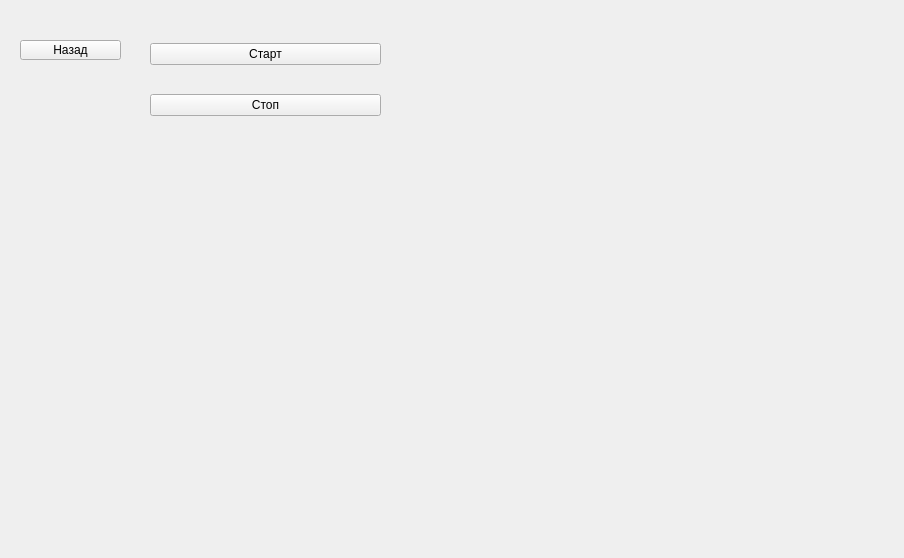
TFed555/music_trainer, file src/gui/exercises/exercisewithtileswidget.ui: the form before one commit.
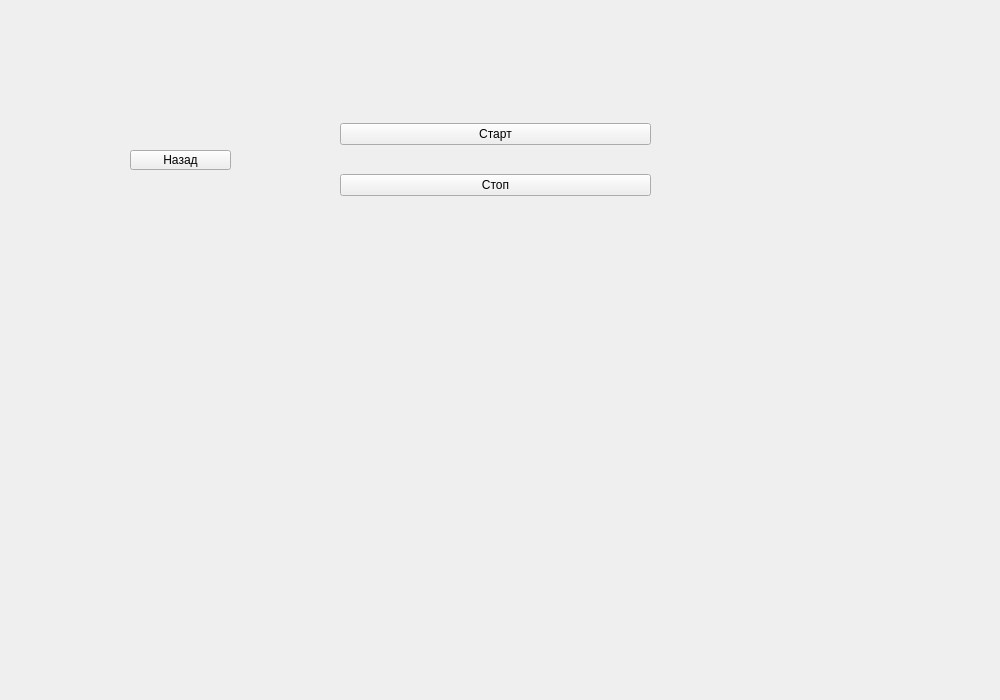
The form after the commit.

Commit message: changed sizes for widgets

What changed in the file:
```diff
--- a/src/gui/exercises/exercisewithtileswidget.ui
+++ b/src/gui/exercises/exercisewithtileswidget.ui
@@ -6,8 +6,8 @@
    <rect>
     <x>0</x>
     <y>0</y>
-    <width>904</width>
-    <height>558</height>
+    <width>1000</width>
+    <height>700</height>
    </rect>
   </property>
   <property name="windowTitle">
@@ -16,9 +16,9 @@
   <widget class="QWidget" name="verticalLayoutWidget">
    <property name="geometry">
     <rect>
-     <x>150</x>
-     <y>20</y>
-     <width>231</width>
+     <x>340</x>
+     <y>100</y>
+     <width>311</width>
      <height>121</height>
     </rect>
    </property>
@@ -42,10 +42,10 @@
   <widget class="QWidget" name="horizontalLayoutWidget">
    <property name="geometry">
     <rect>
-     <x>110</x>
-     <y>240</y>
-     <width>621</width>
-     <height>251</height>
+     <x>120</x>
+     <y>300</y>
+     <width>771</width>
+     <height>181</height>
     </rect>
    </property>
    <layout class="QHBoxLayout" name="horizontalLayout"/>
@@ -53,8 +53,8 @@
   <widget class="QPushButton" name="backBtn">
    <property name="geometry">
     <rect>
-     <x>20</x>
-     <y>40</y>
+     <x>130</x>
+     <y>150</y>
      <width>101</width>
      <height>20</height>
     </rect>
```
The commit also changes 6 other files.
